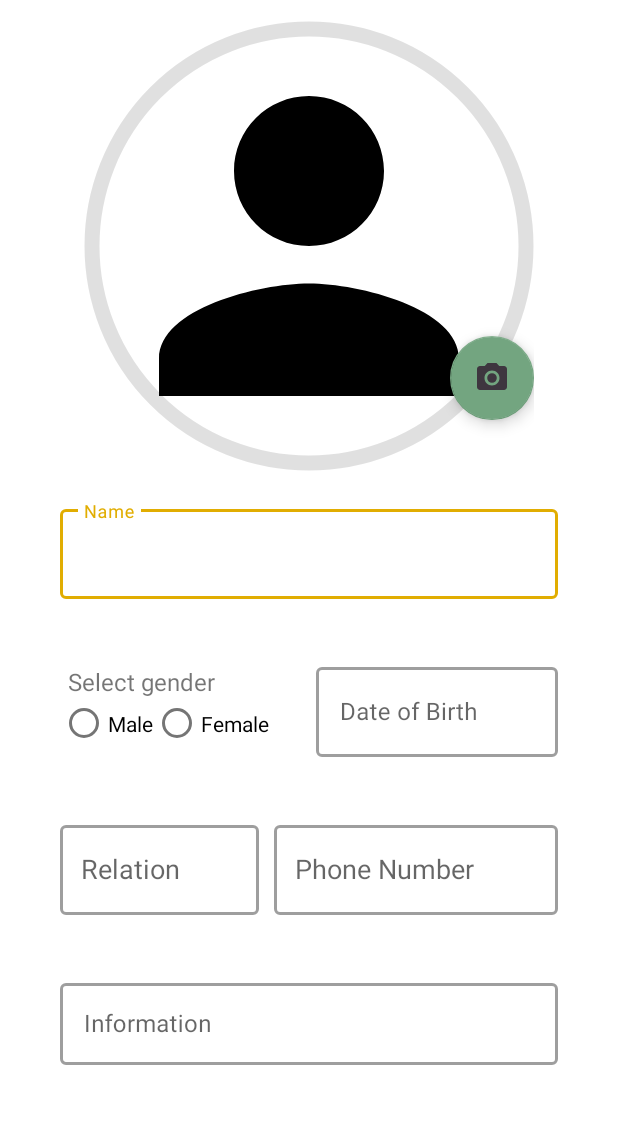
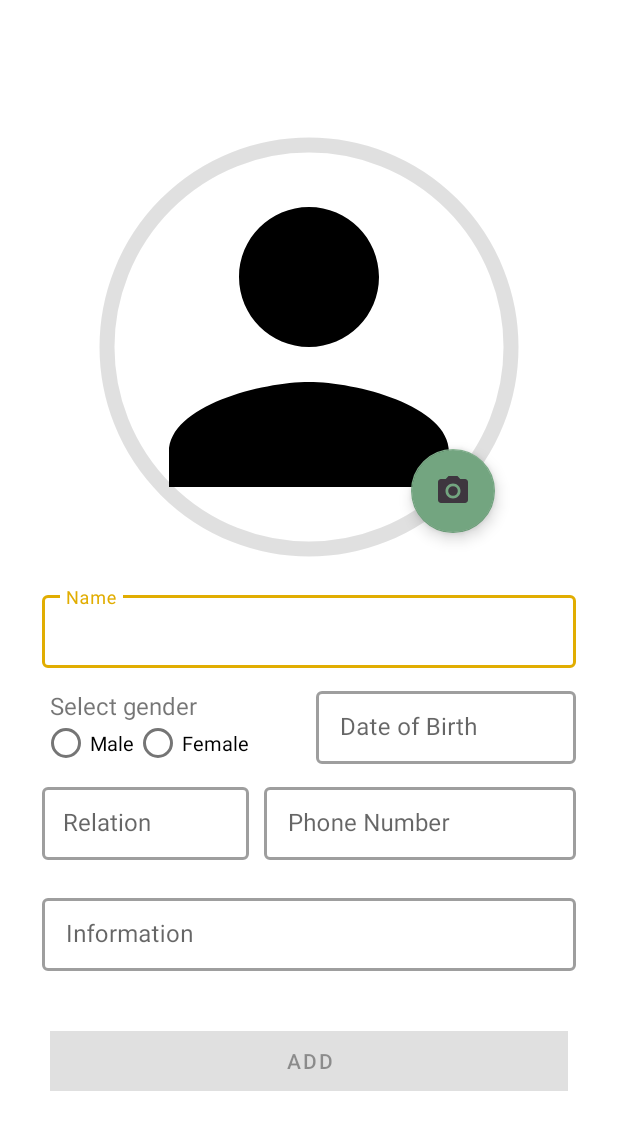
Before and after one commit to ANI2006/LineAge, an Android app: the AddUserActivity screen opened directly, with no data from a screen before it, on a phone screen of 412 x 824 dp. Shown: the top 1130 px of the screen. Run offline under Robolectric (Android 15) with nearby library versions, the phone set to English and light mode, and no system bars; our stand-ins replace Room's generated code, data binding; libraries missing offline, so code that uses them is left out: com.github.dhaval2404.imagepicker.

Commit message:
Last Commit

```diff
--- a/app/build.gradle
+++ b/app/build.gradle
@@ -53,5 +53,4 @@ dependencies {
 
 
 
-
 }
--- /dev/null
+++ b/app/src/main/res/drawable/image_view_background_selector.xml
@@ -0,0 +1,5 @@
+<?xml version="1.0" encoding="utf-8"?>
+<selector xmlns:android="http://schemas.android.com/apk/res/android">
+    <item android:drawable="@drawable/ic_person_24" android:state_empty="true" />
+    <item android:drawable="@android:color/transparent" />
+</selector>
--- a/app/src/main/res/layout/activity_add_user.xml
+++ b/app/src/main/res/layout/activity_add_user.xml
@@ -21,52 +21,49 @@
 
         <LinearLayout
             android:layout_width="match_parent"
-            android:layout_height="match_parent"
-            android:layout_marginHorizontal="20dp"
-            android:layout_weight="1.3"
+            android:layout_height="0dp"
+            android:layout_marginHorizontal="8dp"
+            android:layout_weight="2"
             android:gravity="center_vertical"
             android:orientation="vertical">
 
             <androidx.constraintlayout.widget.ConstraintLayout
-                android:layout_width="wrap_content"
-                android:layout_gravity="center"
-                android:layout_height="wrap_content">
+                android:layout_width="match_parent"
+                android:layout_height="300dp">
 
                 <com.google.android.material.imageview.ShapeableImageView
                     android:id="@+id/imageView"
-                    android:layout_width="300dp"
-                    android:layout_height="300dp"
+                    android:layout_width="280dp"
+                    android:layout_height="280dp"
                     android:layout_marginTop="20dp"
                     android:padding="5dp"
                     app:layout_constraintEnd_toEndOf="parent"
                     app:layout_constraintStart_toStartOf="parent"
-                    app:layout_constraintTop_toTopOf="parent"
                     app:shapeAppearanceOverlay="@style/circular"
                     android:background="@drawable/ic_person_24"
-
-                    app:strokeWidth="10dp" />
+                    app:strokeWidth="10dp"
+                    tools:ignore="MissingConstraints" />
 
                 <com.google.android.material.floatingactionbutton.FloatingActionButton
                     android:id="@+id/floatingActionButton"
                     android:layout_width="wrap_content"
                     android:layout_height="wrap_content"
+                    android:layout_margin="16dp"
                     android:clickable="true"
                     android:contentDescription="TODO"
                     android:focusable="true"
-                    app:layout_constraintBottom_toBottomOf="parent"
-                    app:layout_constraintEnd_toEndOf="parent"
-                    app:layout_constraintTop_toTopOf="parent"
-                    app:layout_constraintVertical_bias="0.871"
-                    app:srcCompat="@drawable/baseline_photo_camera_24"
-                    tools:ignore="MissingConstraints" />
+                    app:layout_constraintBottom_toBottomOf="@+id/imageView"
+                    app:layout_constraintEnd_toEndOf="@+id/imageView"
+                    app:srcCompat="@drawable/baseline_photo_camera_24" />
 
             </androidx.constraintlayout.widget.ConstraintLayout>
+
 
             <com.google.android.material.textfield.TextInputLayout
                 style="@style/Widget.MaterialComponents.TextInputLayout.OutlinedBox.Dense"
                 android:layout_width="match_parent"
                 android:layout_height="wrap_content"
-                android:layout_margin="20dp"
+                android:layout_marginHorizontal="20dp"
                 app:boxBackgroundMode="outline"
                 app:boxStrokeWidth="2dp"
                 app:hintAnimationEnabled="true">
@@ -74,8 +71,7 @@
                 <com.google.android.material.textfield.TextInputEditText
                     android:id="@+id/edtName"
                     android:layout_width="match_parent"
-                    android:layout_height="60dp"
-
+                    android:layout_height="wrap_content"
                     android:hint="Name"
                     android:inputType="textCapWords" />
 
@@ -85,8 +81,10 @@
                 android:layout_width="match_parent"
                 android:layout_height="wrap_content"
                 android:layout_marginVertical="10dp"
-                android:layout_margin="20dp"
+                android:layout_marginHorizontal="20dp"
                 android:baselineAligned="false"
+                app:boxBackgroundMode="outline"
+
                 android:orientation="horizontal"
                 android:weightSum="2">
 
@@ -94,7 +92,7 @@
                     style="@style/Widget.MaterialComponents.TextInputLayout.OutlinedBox.Dense"
 
                     android:layout_width="0dp"
-                    android:layout_height="60dp"
+                    android:layout_height="match_parent"
                     android:layout_weight="1"
                     app:boxBackgroundMode="outline"
                     app:boxStrokeWidth="2dp"
@@ -112,17 +110,19 @@
                         android:id="@+id/radioGroupGender"
                         android:layout_width="match_parent"
                         android:layout_height="wrap_content"
-
                         android:orientation="horizontal">
 
                         <RadioButton
                             android:id="@+id/radioButtonMale"
                             android:layout_width="wrap_content"
                             android:layout_height="wrap_content"
+                            android:textSize="13sp"
                             android:text="Male" />
 
                         <RadioButton
                             android:id="@+id/radioButtonFemale"
+                            android:textSize="13sp"
+
                             android:layout_width="wrap_content"
                             android:layout_height="wrap_content"
                             android:text="Female" />
@@ -144,7 +144,7 @@
                     <EditText
                         android:id="@+id/et_date"
                         android:layout_width="match_parent"
-                        android:layout_height="60dp"
+                        android:layout_height="wrap_content"
                         android:clickable="true"
                         android:focusable="false"
                         android:hint="Date of Birth"
@@ -157,43 +157,52 @@
             <LinearLayout
                 android:layout_width="match_parent"
                 android:layout_height="wrap_content"
-                android:layout_margin="20dp">
+                android:layout_marginHorizontal="20dp"
+                android:weightSum="1">
 
                 <com.google.android.material.textfield.TextInputLayout
                     style="@style/Widget.MaterialComponents.TextInputLayout.OutlinedBox.Dense"
                     android:layout_width="0dp"
-                    android:layout_height="wrap_content"
-                    android:layout_weight="1"
+                    android:layout_height="match_parent"
                     app:boxBackgroundMode="outline"
+                    android:layout_weight="0.4"
+
+
                     app:boxStrokeWidth="2dp"
                     app:hintAnimationEnabled="true">
 
                     <AutoCompleteTextView
                         android:id="@+id/edtRelation"
+
                         android:layout_width="match_parent"
-                        android:layout_height="60dp"
+                        android:layout_height="match_parent"
+                        android:textSize="16sp"
                         android:hint="Relation"
                         android:paddingStart="14dp" />
 
                 </com.google.android.material.textfield.TextInputLayout>
 
+
                 <com.google.android.material.textfield.TextInputLayout
                     style="@style/Widget.MaterialComponents.TextInputLayout.OutlinedBox.Dense"
-                    android:layout_width="wrap_content"
-                    android:layout_height="65dp"
-                    android:layout_marginLeft="10dp"
-                    android:layout_weight="1"
+                    android:layout_width="0dp"
+                    android:layout_height="match_parent"
+                    android:layout_weight="0.6"
+                    android:layout_marginStart="10dp"
+
+
+                    android:layout_marginEnd="0dp"
                     app:boxBackgroundMode="outline"
                     app:boxStrokeWidth="2dp"
                     app:hintAnimationEnabled="true">
 
-                    <AutoCompleteTextView
+                    <com.google.android.material.textfield.TextInputEditText
                         android:id="@+id/edtNumber"
+
                         android:layout_width="match_parent"
-                        android:layout_height="60dp"
+                        android:layout_height="match_parent"
                         android:hint="Phone Number"
-                        android:inputType="phone"
-                        android:paddingStart="14dp" />
+                        android:inputType="phone" />
 
                 </com.google.android.material.textfield.TextInputLayout>
             </LinearLayout>
@@ -201,7 +210,7 @@
             <com.google.android.material.textfield.TextInputLayout
                 style="@style/Widget.MaterialComponents.TextInputLayout.OutlinedBox.Dense"
                 android:layout_width="match_parent"
-                android:layout_height="60dp"
+                android:layout_height="wrap_content"
                 android:layout_margin="20dp"
                 app:boxBackgroundMode="outline"
                 app:boxStrokeWidth="2dp"
@@ -220,11 +229,15 @@
                 android:id="@+id/btnAddUser"
                 android:background="@color/red"
                 android:layout_width="match_parent"
-                android:layout_height="wrap_content"
+                android:layout_height="40dp"
                 android:enabled="@{edtName.text.length()>0 }"
                 android:text="Add"
-                android:layout_marginTop="100dp"
-                android:layout_marginHorizontal="50dp"
+                android:layout_alignParentBottom="true"
+                android:layout_marginTop="20dp"
+
+                android:layout_marginBottom="5dp"
+                android:layout_marginHorizontal="25dp"
+
                 app:cornerRadius="10dp" />
 
         </LinearLayout>
--- a/app/src/main/res/layout/fragment_user.xml
+++ b/app/src/main/res/layout/fragment_user.xml
@@ -29,7 +29,7 @@
         app:layout_constraintTop_toBottomOf="@id/search_view"
         app:layout_constraintBottom_toBottomOf="parent"
         tools:listitem="@layout/user_item_layout"
-        />
+        tools:ignore="MissingConstraints" />
 
 
     <com.google.android.material.floatingactionbutton.FloatingActionButton
```
Also changed, not shown: app/src/main/java/com/app/lineage/ui/SignInDialog.java (+7 -1 lines), app/src/main/java/com/app/lineage/ui/user/AddMeActivity.java (+1 -10 lines), app/src/main/res/layout/activity_add_me.xml (+42 -47 lines), app/src/main/res/layout/view_relation_list_item.xml (+13 -13 lines).
